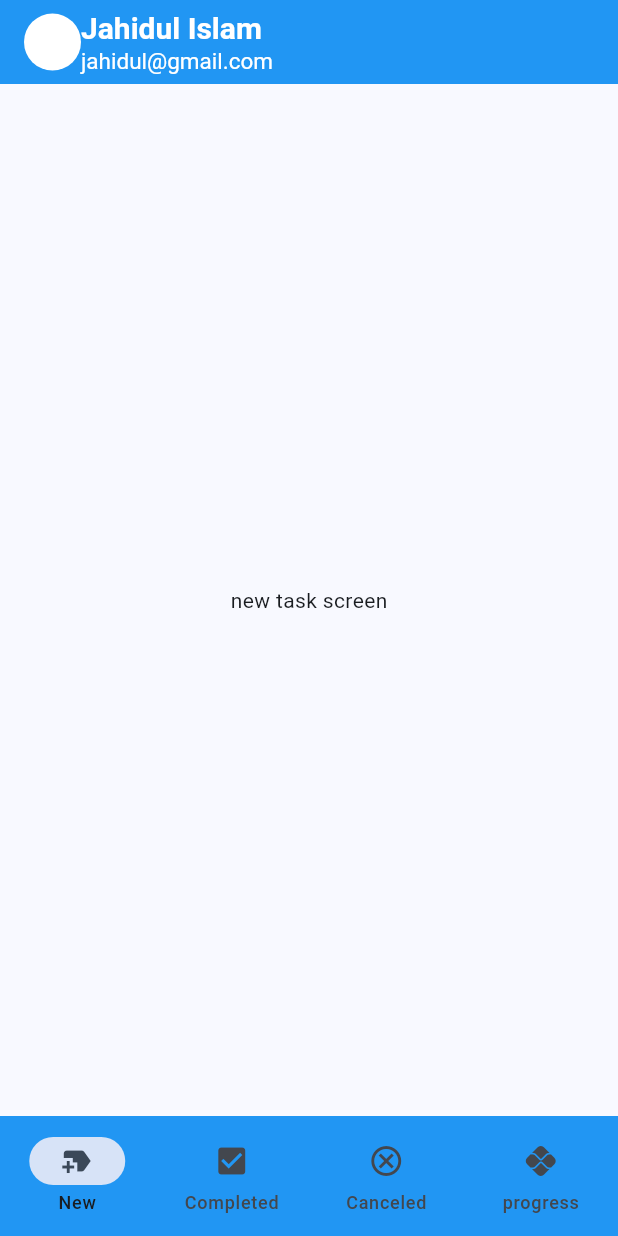
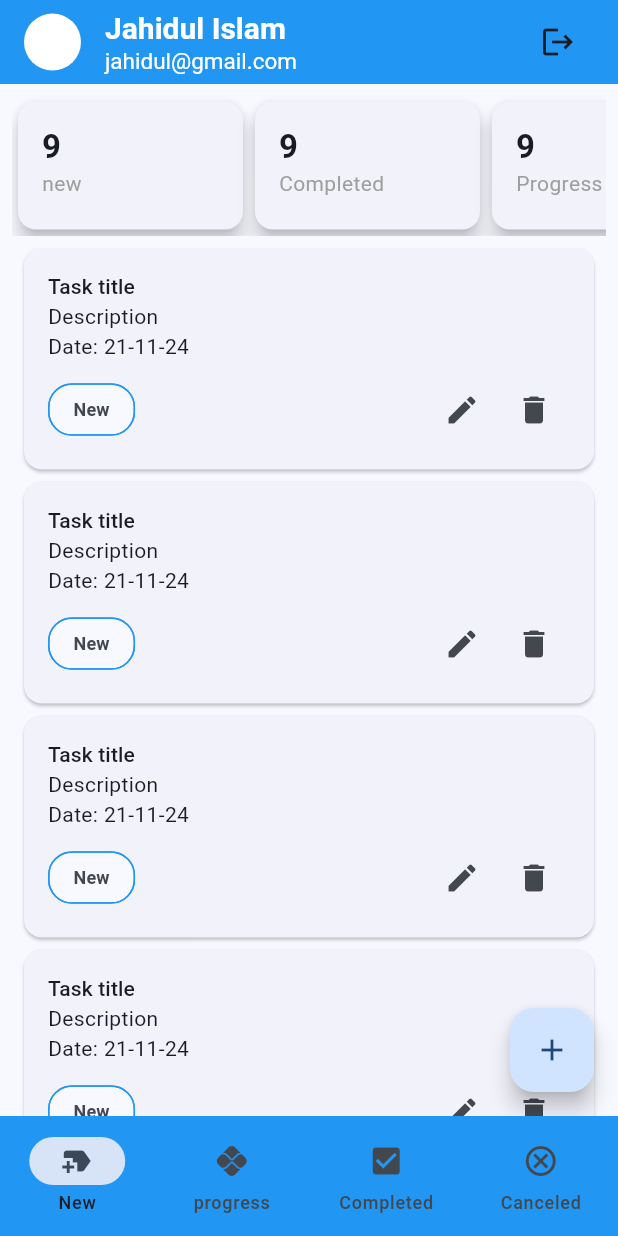
Before and after one commit to Jahidultr/taskmanager_with_get, a Flutter app: the MainBottomNavBarScreen screen opened directly, on a phone screen of 412 x 824 dp. Run offline on Flutter 3.47's test engine with Material 3 defaults, Android fonts, the phone set to English and light mode, and no system bars; our stand-ins replace flutter_svg, pin_code_fields.

Commit message:
ui Update

```diff
--- a/lib/app.dart
+++ b/lib/app.dart
@@ -39,7 +39,7 @@ class _TaskManagerAppState extends State<TaskManagerApp> {
 
   InputDecorationTheme _inputDecorationTheme() {
     return InputDecorationTheme(
-      fillColor: Colors.white,
+      fillColor: Colors.white70,
       filled: true,
       hintStyle: const TextStyle(
         fontWeight: FontWeight.w300,
--- a/lib/ui/screens/main_bottom_nav_bar_screen.dart
+++ b/lib/ui/screens/main_bottom_nav_bar_screen.dart
@@ -3,7 +3,7 @@ import 'package:taskmanager_with_get/ui/screens/cancelled_task_screen.dart';
 import 'package:taskmanager_with_get/ui/screens/completed_task_screen.dart';
 import 'package:taskmanager_with_get/ui/screens/new_task_screen.dart';
 import 'package:taskmanager_with_get/ui/screens/progress_task_screen.dart';
-import 'package:taskmanager_with_get/ui/utils/app_colors.dart';
+import 'package:taskmanager_with_get/ui/widgets/tm_app_bar.dart';
 
 class MainBottomNavBarScreen extends StatefulWidget {
   const MainBottomNavBarScreen({super.key});
@@ -23,40 +23,7 @@ class _MainBottomNavBarScreenState extends State<MainBottomNavBarScreen> {
   @override
   Widget build(BuildContext context) {
     return Scaffold(
-      appBar: AppBar(
-        backgroundColor: AppColors.themeColor,
-        title: Row(
-          children: [
-            CircleAvatar(
-              radius: 19,
-              // backgroundImage: Image.asset('assets/images/jahid.JPG'),
-              backgroundColor: Colors.white,
-            ),
-            Expanded(
-              child: Column(
-                crossAxisAlignment: CrossAxisAlignment.start,
-                children: [
-                  Text(
-                    'Jahidul Islam',
-                    style: TextStyle(
-                      fontWeight: FontWeight.bold,
-                      fontSize: 20,
-                      color: Colors.white,
-                    ),
-                  ),
-                  Text(
-                    'jahidul@gmail.com',
-                    style: TextStyle(
-                      fontSize: 15,
-                      color: Colors.white,
-                    ),
-                  ),
-                ],
-              ),
-            ),
-          ],
-        ),
-      ),
+      appBar: TMAppBar(),
       body: _screens[_selectedIndex],
       bottomNavigationBar: NavigationBar(
         selectedIndex: _selectedIndex,
@@ -73,6 +40,10 @@ class _MainBottomNavBarScreenState extends State<MainBottomNavBarScreen> {
             label: 'New',
           ),
           NavigationDestination(
+            icon: Icon(Icons.pix_rounded),
+            label: 'progress',
+          ),
+          NavigationDestination(
             icon: Icon(Icons.check_box),
             label: 'Completed',
           ),
@@ -80,10 +51,6 @@ class _MainBottomNavBarScreenState extends State<MainBottomNavBarScreen> {
             icon: Icon(Icons.cancel_outlined),
             label: 'Canceled',
           ),
-          NavigationDestination(
-            icon: Icon(Icons.pix_rounded),
-            label: 'progress',
-          ),
         ],
       ),
     );
--- a/lib/ui/screens/new_task_screen.dart
+++ b/lib/ui/screens/new_task_screen.dart
@@ -1,12 +1,70 @@
 import 'package:flutter/material.dart';
+import 'package:taskmanager_with_get/ui/screens/add_new_task_screen.dart';
+import 'package:taskmanager_with_get/ui/widgets/task_card.dart';
+import 'package:taskmanager_with_get/ui/widgets/task_summary_card.dart';
 
 class NewTaskScreen extends StatelessWidget {
   const NewTaskScreen({super.key});
 
   @override
   Widget build(BuildContext context) {
-    return Center(
-      child: Text('new task screen'),
+    return Scaffold(
+      body: Column(
+        children: [
+          _buildSummarySection(),
+          Expanded(
+            child: ListView.separated(
+              itemCount: 10,
+              itemBuilder: (context, index) {
+                return TaskCard();
+              },
+              separatorBuilder: (context, index) {
+                return const SizedBox(height: 8);
+              },
+            ),
+          )
+        ],
+      ),
+      floatingActionButton: FloatingActionButton(
+        onPressed: () {
+          Navigator.push(
+            context,
+            MaterialPageRoute(
+              builder: (context) => const AddNewTaskScreen(),
+            ),
+          );
+        },
+        child: const Icon(Icons.add),
+      ),
+    );
+  }
+
+  Widget _buildSummarySection() {
+    return const Padding(
+      padding: EdgeInsets.all(8.0),
+      child: SingleChildScrollView(
+        scrollDirection: Axis.horizontal,
+        child: Row(
+          children: [
+            TaskSummaryCard(
+              count: 09,
+              title: 'new',
+            ),
+            TaskSummaryCard(
+              count: 09,
+              title: 'Completed',
+            ),
+            TaskSummaryCard(
+              count: 09,
+              title: 'Progress',
+            ),
+            TaskSummaryCard(
+              count: 09,
+              title: 'Canceled',
+            ),
+          ],
+        ),
+      ),
     );
   }
 }
--- /dev/null
+++ b/lib/ui/widgets/task_card.dart
@@ -0,0 +1,105 @@
+import 'package:flutter/material.dart';
+import 'package:taskmanager_with_get/ui/utils/app_colors.dart';
+
+class TaskCard extends StatefulWidget {
+  const TaskCard({
+    super.key,
+  });
+
+  @override
+  State<TaskCard> createState() => _TaskCardState();
+}
+
+class _TaskCardState extends State<TaskCard> {
+  @override
+  Widget build(BuildContext context) {
+    return Card(
+      margin: const EdgeInsets.symmetric(horizontal: 16),
+      child: Padding(
+        padding: const EdgeInsets.all(16),
+        child: Column(
+          crossAxisAlignment: CrossAxisAlignment.start,
+          children: [
+            Text(
+              'Task title',
+              style: Theme.of(context).textTheme.titleSmall,
+            ),
+            const Text(
+              'Description',
+            ),
+            const Text(
+              'Date: 21-11-24',
+            ),
+            const SizedBox(height: 8),
+            Row(
+              mainAxisAlignment: MainAxisAlignment.spaceBetween,
+              crossAxisAlignment: CrossAxisAlignment.center,
+              children: [
+                _buildTaskStatusChip(),
+                Wrap(
+                  children: [
+                    IconButton(
+                      onPressed: _onTapEditButton,
+                      icon: const Icon(Icons.edit),
+                    ),
+                    IconButton(
+                      onPressed: _onTapDeleteButton,
+                      icon: const Icon(Icons.delete),
+                    )
+                  ],
+                )
+              ],
+            )
+          ],
+        ),
+      ),
+    );
+  }
+
+  void _onTapEditButton() {
+    showDialog(
+        context: context,
+        builder: (context) {
+          return AlertDialog(
+            title: Text('Edit Status'),
+            content: Column(
+              mainAxisSize: MainAxisSize.min,
+              children: ['New', 'Completed', 'Cancelled', 'Progress'].map((e) {
+                return ListTile(
+                  onTap: () {},
+                  title: Text(e),
+                );
+              }).toList(),
+            ),
+            actions: [
+              TextButton(
+                onPressed: () {},
+                child: Text('Ok'),
+              ),
+              TextButton(
+                onPressed: () {
+                  Navigator.pop(context);
+                },
+                child: Text('Cancel'),
+              ),
+            ],
+          );
+        });
+  }
+
+  void _onTapDeleteButton() {}
+
+  Widget _buildTaskStatusChip() {
+    return Chip(
+      label: const Text(
+        'New',
+        style: TextStyle(
+          fontSize: 12,
+          fontWeight: FontWeight.bold,
+        ),
+      ),
+      shape: RoundedRectangleBorder(borderRadius: BorderRadius.circular(16)),
+      side: BorderSide(color: AppColors.themeColor),
+    );
+  }
+}
--- /dev/null
+++ b/lib/ui/widgets/task_summary_card.dart
@@ -0,0 +1,41 @@
+import 'package:flutter/material.dart';
+
+class TaskSummaryCard extends StatelessWidget {
+  const TaskSummaryCard({
+    super.key,
+    required this.title,
+    required this.count,
+  });
+  final String title;
+  final int count;
+
+  @override
+  Widget build(BuildContext context) {
+    return Card(
+      elevation: 5,
+      child: SizedBox(
+        width: 150,
+        child: Padding(
+          padding: const EdgeInsets.all(16),
+          child: Column(
+            crossAxisAlignment: CrossAxisAlignment.start,
+            children: [
+              Text(
+                '$count',
+                style: Theme.of(context)
+                    .textTheme
+                    .titleLarge
+                    ?.copyWith(fontWeight: FontWeight.w600),
+              ),
+              Text(
+                title,
+                style: TextStyle(color: Colors.grey),
+              ),
+              const SizedBox(height: 5)
+            ],
+          ),
+        ),
+      ),
+    );
+  }
+}
--- /dev/null
+++ b/lib/ui/widgets/tm_app_bar.dart
@@ -0,0 +1,80 @@
+import 'package:flutter/material.dart';
+import 'package:taskmanager_with_get/ui/screens/profile_screen.dart';
+import 'package:taskmanager_with_get/ui/screens/sign_in_screen.dart';
+import 'package:taskmanager_with_get/ui/utils/app_colors.dart';
+
+class TMAppBar extends StatelessWidget implements PreferredSizeWidget {
+  const TMAppBar({
+    super.key,
+    this.isProfileScreenOpen = false,
+  });
+  final bool isProfileScreenOpen;
+
+  @override
+  Widget build(BuildContext context) {
+    return GestureDetector(
+      onTap: () {
+        if (isProfileScreenOpen) {
+          return;
+        }
+        Navigator.push(
+          context,
+          MaterialPageRoute(
+            builder: (context) => const ProfileScreen(),
+          ),
+        );
+      },
+      child: AppBar(
+        backgroundColor: AppColors.themeColor,
+        title: Row(
+          children: [
+            const CircleAvatar(
+              radius: 19,
+              // backgroundImage: Image.asset('assets/images/jahid.JPG'),
+              backgroundColor: Colors.white,
+            ),
+            const SizedBox(width: 16),
+            const Expanded(
+              child: Column(
+                crossAxisAlignment: CrossAxisAlignment.start,
+                children: [
+                  Text(
+                    'Jahidul Islam',
+                    style: TextStyle(
+                      fontWeight: FontWeight.bold,
+                      fontSize: 20,
+                      color: Colors.white,
+                    ),
+                  ),
+                  Text(
+                    'jahidul@gmail.com',
+                    style: TextStyle(
+                      fontSize: 15,
+                      color: Colors.white,
+                    ),
+                  ),
+                ],
+              ),
+            ),
+            IconButton(
+              onPressed: () {
+                Navigator.pushAndRemoveUntil(
+                    context,
+                    MaterialPageRoute(
+                      builder: (context) => SignInScreen(),
+                    ),
+                    (predicate) => false);
+              },
+              icon: const Icon(
+                Icons.logout,
+              ),
+            ),
+          ],
+        ),
+      ),
+    );
+  }
+
+  @override
+  Size get preferredSize => Size.fromHeight(kToolbarHeight);
+}
```
Also changed, not shown: lib/ui/screens/add_new_task_screen.dart (added, +55 -0 lines), lib/ui/screens/cancelled_task_screen.dart (+9 -2 lines), lib/ui/screens/completed_task_screen.dart (+9 -2 lines), lib/ui/screens/profile_screen.dart (added, +84 -0 lines), lib/ui/screens/progress_task_screen.dart (+9 -2 lines), assets/images/appbaarr.png (added).
